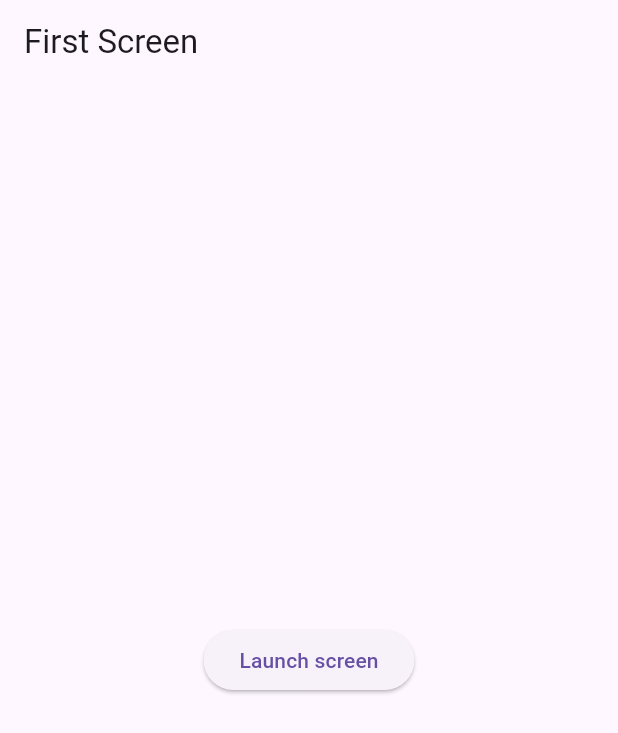
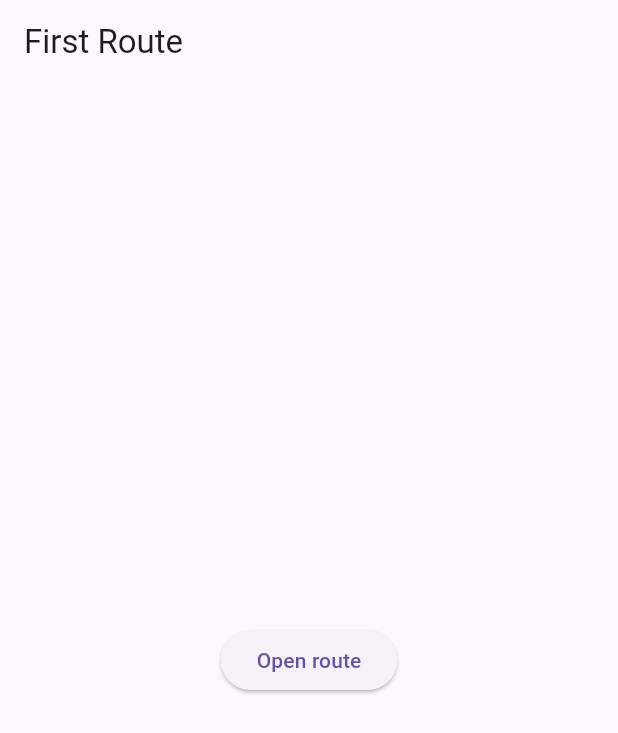
Before and after one commit to Do2304/testFlutter, a Flutter app: the screen it shows after launch, on a phone screen of 412 x 824 dp. Shown: the top 733 px of the screen. Run offline on Flutter 3.47's test engine with Material 3 defaults, Android fonts, the phone set to English and light mode, and no system bars.

Commit message:
learn navigate to a new screen and back

```diff
--- a/test_flutter/lib/main.dart
+++ b/test_flutter/lib/main.dart
@@ -3,6 +3,7 @@ import 'package:http/http.dart' as http;
 import 'dart:convert';
 import './navigation/animateAWidgetAcrossScreens/twoScreens.dart';
 import './navigation/navigateWithNamedRoutes/threeScreens.dart';
+import './navigation/navigateToANewScreenAndBack/twoScreens.dart';
 
 void main() {
   runApp(const MyApp());
@@ -14,12 +15,13 @@ class MyApp extends StatelessWidget {
   Widget build(BuildContext context) {
     return MaterialApp(
       title: 'Test Luli',
-      initialRoute: '/',
-      routes: {
-        '/': (context) => const FirstScreen(),
-        '/second': (context) => const SecondScreen(),
-        '/third': (context) => const thirdScreen(),
-      },
+      // initialRoute: '/',
+      // routes: {
+      //   '/': (context) => const FirstScreen(),
+      //   '/second': (context) => const SecondScreen(),
+      //   '/third': (context) => const thirdScreen(),
+      // },
+      home: const FirstRoute(),
     );
   }
 }
--- /dev/null
+++ b/test_flutter/lib/navigation/navigateToANewScreenAndBack/twoScreens.dart
@@ -0,0 +1,42 @@
+import 'package:flutter/material.dart';
+
+class FirstRoute extends StatelessWidget {
+  const FirstRoute({super.key});
+
+  @override
+  Widget build(BuildContext context) {
+    return Scaffold(
+      appBar: AppBar(title: const Text('First Route')),
+      body: Center(
+        child: ElevatedButton(
+          child: const Text('Open route'),
+          onPressed: () {
+            Navigator.push(
+              context,
+              MaterialPageRoute(builder: (context) => const SecondRoute()),
+            );
+          },
+        ),
+      ),
+    );
+  }
+}
+
+class SecondRoute extends StatelessWidget {
+  const SecondRoute({super.key});
+
+  @override
+  Widget build(BuildContext context) {
+    return Scaffold(
+      appBar: AppBar(title: const Text('Second Route')),
+      body: Center(
+        child: ElevatedButton(
+          onPressed: () {
+            Navigator.pop(context);
+          },
+          child: const Text('Go back!'),
+        ),
+      ),
+    );
+  }
+}
```
